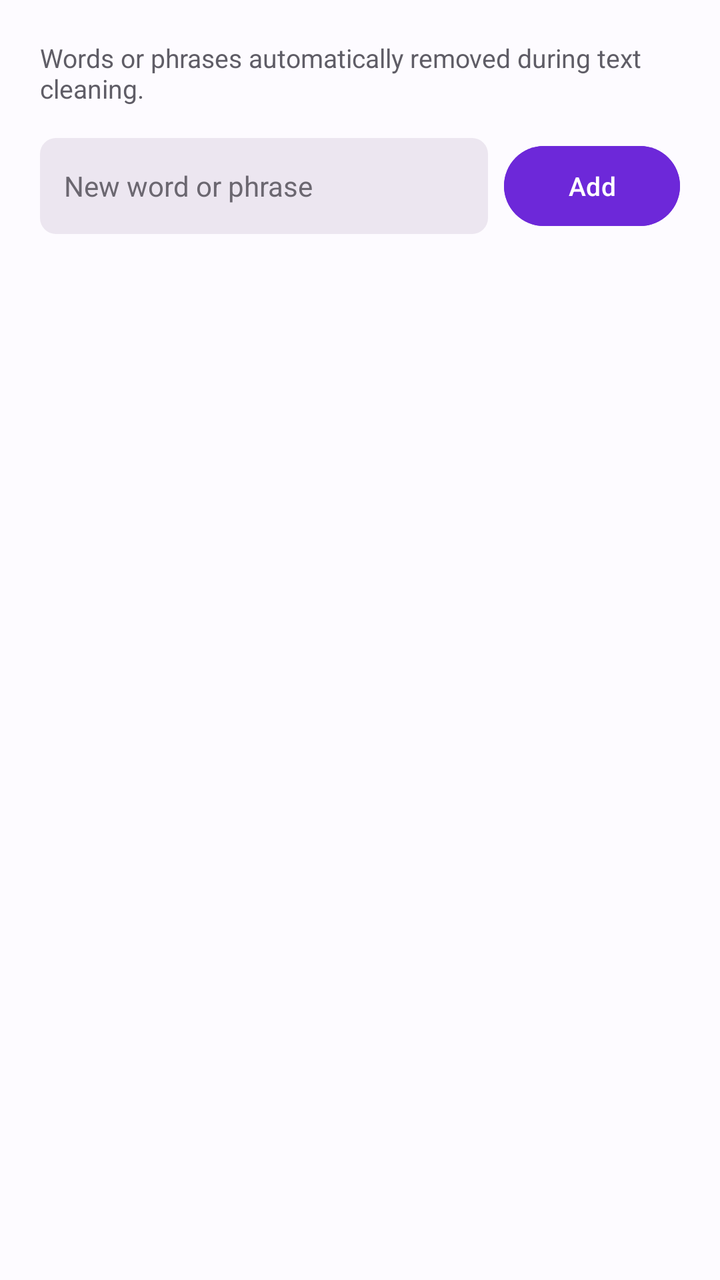
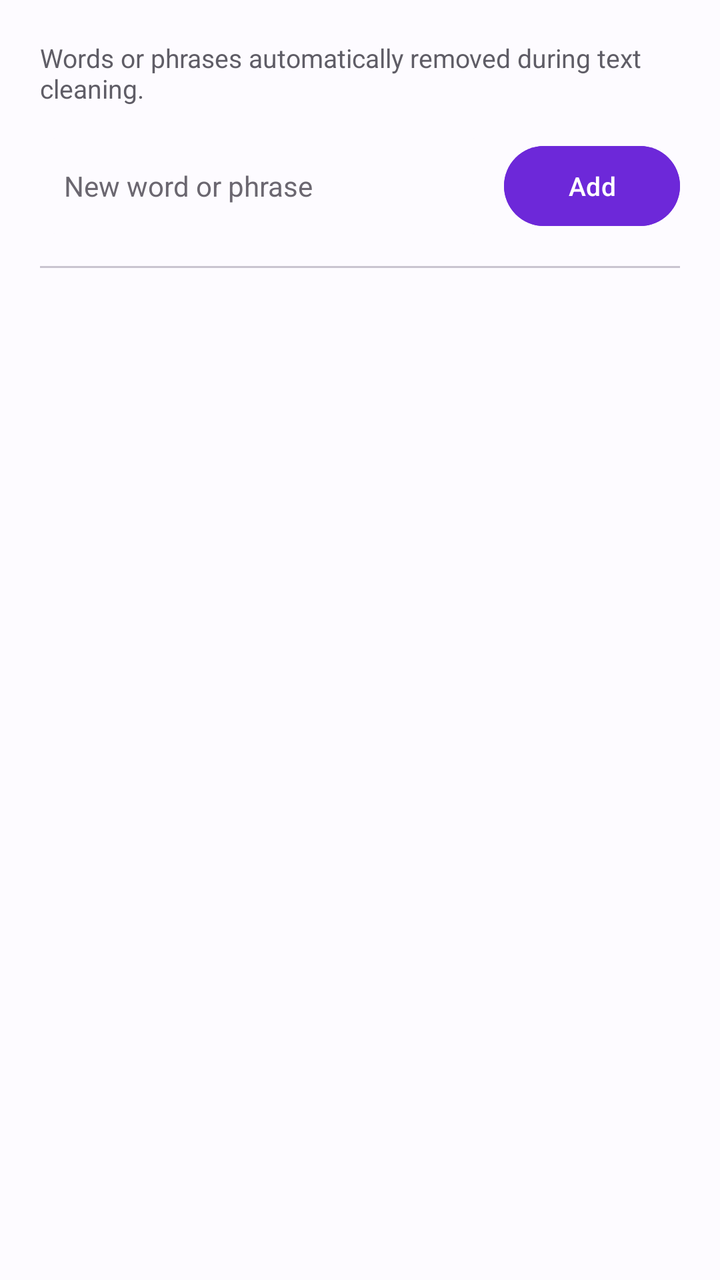

An Android layout rendered at two revisions. The XML below is the earlier revision; the diff shows what the commit changed to produce the second picture.
<!-- AndroidManifest.xml: application theme AppTheme -->
<!-- res/layout/dialog_blacklist.xml -->
<?xml version="1.0" encoding="utf-8"?>
<LinearLayout
    xmlns:android="http://schemas.android.com/apk/res/android"
    android:layout_width="match_parent"
    android:layout_height="wrap_content"
    android:orientation="vertical"
    android:padding="20dp">

    <TextView
        android:layout_width="match_parent"
        android:layout_height="wrap_content"
        android:text="@string/desc_blacklist"
        android:textColor="@color/color_on_surface_muted"
        android:textSize="13sp"
        android:layout_marginBottom="16dp"/>

    <LinearLayout
        android:layout_width="match_parent"
        android:layout_height="wrap_content"
        android:orientation="horizontal"
        android:gravity="center_vertical"
        android:layout_marginBottom="16dp">

        <EditText
            android:id="@+id/etNovoTermo"
            android:layout_width="0dp"
            android:layout_height="48dp"
            android:layout_weight="1"
            android:hint="@string/hint_novo_termo"
            android:textColor="@color/color_on_surface"
            android:textColorHint="@color/color_on_surface_faint"
            android:textSize="14sp"
            android:background="@drawable/bg_card_variant"
            android:paddingStart="12dp"
            android:paddingEnd="12dp"
            android:inputType="text"
            android:maxLines="1"
            android:layout_marginEnd="8dp"/>

        <Button
            android:id="@+id/btnAdicionarTermo"
            android:layout_width="wrap_content"
            android:layout_height="wrap_content"
            android:minHeight="48dp"
            android:text="@string/btn_adicionar"
            android:textColor="?attr/colorOnPrimary"
            android:textSize="13sp"
            android:backgroundTint="?attr/colorPrimary"/>

    </LinearLayout>

    <View
        android:layout_width="match_parent"
        android:layout_height="1dp"
        android:background="@color/color_divider_faint"
        android:layout_marginBottom="12dp"/>

    <ScrollView
        android:layout_width="match_parent"
        android:layout_height="250dp"
        android:overScrollMode="never"
        android:scrollbars="none">

        <LinearLayout
            android:id="@+id/containerTermos"
            android:layout_width="match_parent"
            android:layout_height="wrap_content"
            android:orientation="vertical"/>

    </ScrollView>

</LinearLayout>
<!-- resources referenced by this layout -->
<resources>
  <!-- drawable bg_card_variant (drawable) -->
  <?xml version="1.0" encoding="utf-8"?>
  <shape xmlns:android="http://schemas.android.com/apk/res/android"
      android:shape="rectangle">
      <solid android:color="@color/color_surface_variant"/>
      <corners android:radius="8dp"/>
  </shape>
  <style name="AppTheme" parent="Theme.Material3.DayNight.NoActionBar">
          <item name="colorPrimary">#6D28D9</item>
          <item name="colorAccent">#6D28D9</item>
          <item name="colorControlActivated">#6D28D9</item>
          <item name="android:colorControlActivated">#6D28D9</item>
          <item name="colorOnPrimary">#FFFFFF</item>
          <item name="colorPrimaryContainer">#E8DEF8</item>
          <item name="colorOnPrimaryContainer">#1D192B</item>
          <item name="colorSecondaryContainer">#E8DEF8</item>
          <item name="colorOnSecondaryContainer">#1D192B</item>
          <item name="colorError">#BA1A1A</item>
          <item name="colorOnError">#FFFFFF</item>
          <item name="colorSurface">#FDFBFF</item>
          <item name="colorOnSurface">#1C1B1F</item>
          <item name="colorSurfaceVariant">#ECE6F0</item>
          <item name="colorOnSurfaceVariant">#5F5D66</item>
          <item name="colorOutline">#CAC4D0</item>
          <item name="colorOutlineVariant">#EAE6EE</item>
          <item name="colorSurfaceContainer">#F3EDF7</item>
          <item name="colorSurfaceContainerHigh">#ECE6F0</item>
          <item name="colorSurfaceContainerHighest">#ECE6F0</item>
          <item name="android:colorBackground">#FDFBFF</item>
  
          
          <item name="android:statusBarColor">#FDFBFF</item>
          <item name="android:navigationBarColor">#FDFBFF</item>
          <item name="android:windowLightStatusBar">true</item>
          <item name="android:windowLightNavigationBar" tools:targetApi="27">true</item>
  
          
          <item name="lylyFundo">#FDFBFF</item>
          <item name="lylySuperficie">#F3EDF7</item>
          <item name="lylySuperficie2">#ECE6F0</item>
          <item name="lylyTexto">#1C1B1F</item>
          <item name="lylyTextoMedio">#2B2930</item>
          <item name="lylyTextoSecundario">#5F5D66</item>
          <item name="lylyTextoTerciario">#6A6770</item>
          <item name="lylyTextoFraco">#6B6770</item>
          <item name="lylyDivisor">#EAE6EE</item>
          <item name="lylyDivisorFraco">#F1EDF5</item>
          <item name="lylyTonal">#E8DEF8</item>
          <item name="lylyBarraNavegacao">#F3EDF7</item>
  
          
          <item name="android:windowAnimationStyle">@style/LylyTransicao</item>
  
          
          <item name="bottomSheetDialogTheme">@style/LylyFolhaDialogo</item>
      </style>
  <!-- unchanged entries left out for length: 6 -->
</resources>

<!-- the commit's change to res/layout/dialog_blacklist.xml (unified diff, before → after) -->
@@ -30,7 +30,7 @@
             android:textColor="@color/color_on_surface"
             android:textColorHint="@color/color_on_surface_faint"
             android:textSize="14sp"
-            android:background="@drawable/bg_card_variant"
+            android:background="@drawable/bg_card_dialogo"
             android:paddingStart="12dp"
             android:paddingEnd="12dp"
             android:inputType="text"
@@ -52,7 +52,7 @@
     <View
         android:layout_width="match_parent"
         android:layout_height="1dp"
-        android:background="@color/color_divider_faint"
+        android:background="?attr/colorOutline"
         android:layout_marginBottom="12dp"/>
 
     <ScrollView
<!-- resource entries referenced after the edit -->
@@ -1,10 +1,10 @@
 <!-- resources referenced by this layout -->
 <resources>
-  <!-- drawable bg_card_variant (drawable) -->
+  <!-- drawable bg_card_dialogo (drawable) -->
   <?xml version="1.0" encoding="utf-8"?>
   <shape xmlns:android="http://schemas.android.com/apk/res/android"
       android:shape="rectangle">
-      <solid android:color="@color/color_surface_variant"/>
+      <solid android:color="?attr/colorSurface"/>
       <corners android:radius="8dp"/>
   </shape>
   <style name="AppTheme" parent="Theme.Material3.DayNight.NoActionBar">
@@ -55,7 +55,34 @@
   
           
           <item name="bottomSheetDialogTheme">@style/LylyFolhaDialogo</item>
+  
+          
+          <item name="alertDialogTheme">@style/LylyDialogo</item>
       </style>
+  <style name="LylyDialogo" parent="ThemeOverlay.Material3.Dialog.Alert">
+          <item name="android:windowBackground">@drawable/fundo_dialogo</item>
+          <item name="android:textColorPrimary">?attr/colorOnSurface</item>
+          <item name="android:textColorSecondary">?attr/colorOnSurfaceVariant</item>
+          <item name="editTextColor">?attr/colorOnSurface</item>
+          <item name="colorControlNormal">?attr/colorOnSurfaceVariant</item>
+          <item name="colorControlActivated">?attr/colorPrimary</item>
+          <item name="textColorAlertDialogListItem">?attr/colorOnSurface</item>
+          <item name="buttonBarPositiveButtonStyle">@style/Widget.Material3.Button.TextButton.Dialog</item>
+          <item name="buttonBarNegativeButtonStyle">@style/Widget.Material3.Button.TextButton.Dialog</item>
+          <item name="buttonBarNeutralButtonStyle">@style/Widget.Material3.Button.TextButton.Dialog.Flush</item>
+      </style>
+  <!-- drawable fundo_dialogo (drawable) -->
+  <?xml version="1.0" encoding="utf-8"?>
+  <inset xmlns:android="http://schemas.android.com/apk/res/android"
+      android:insetLeft="24dp"
+      android:insetTop="24dp"
+      android:insetRight="24dp"
+      android:insetBottom="24dp">
+      <shape android:shape="rectangle">
+          <corners android:radius="28dp"/>
+          <solid android:color="?attr/colorSurfaceContainerHigh"/>
+      </shape>
+  </inset>
   <!-- unchanged entries left out for length: 6 -->
 </resources>
 
